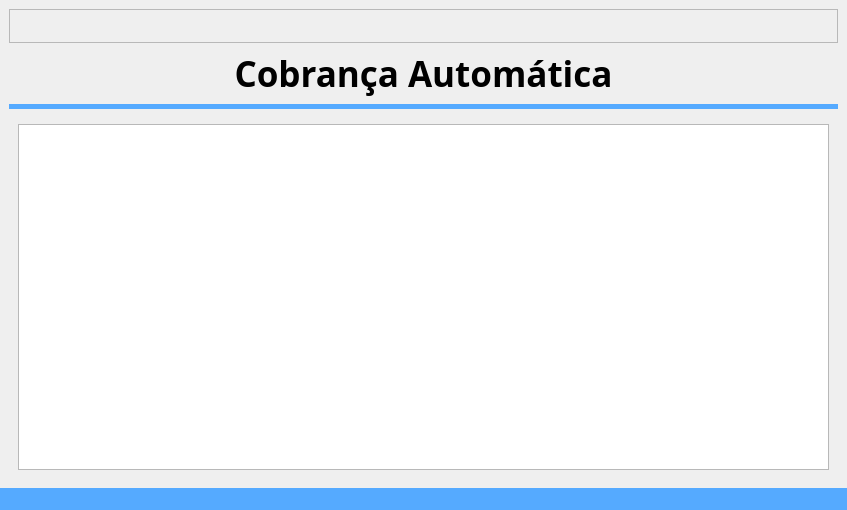
Before: the Qt Designer form code/src/ui/window_cobranca.ui in Sl3nc/Email_Debt, drawn with Qt 5.
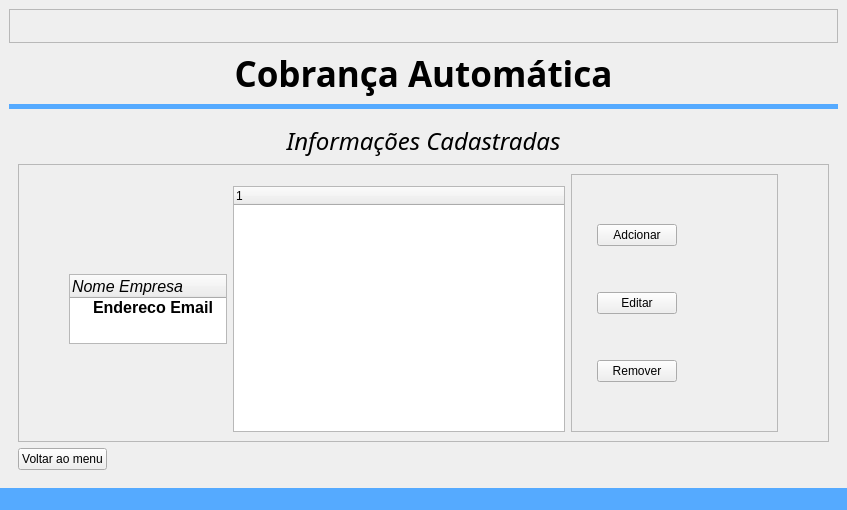
After: the same form once the commit is applied. The open tabs and pages were chosen to show the change. Icons and pictures are not drawn.

Diff of the .ui file:
```diff
--- a/code/src/ui/window_cobranca.ui
+++ b/code/src/ui/window_cobranca.ui
@@ -628,11 +628,139 @@
       </widget>
       <widget class="QWidget" name="page_4">
        <layout class="QGridLayout" name="gridLayout_12">
-        <item row="0" column="0">
-         <widget class="QTreeView" name="treeView">
-          <property name="animated">
-           <bool>false</bool>
+        <item row="6" column="0">
+         <widget class="QPushButton" name="pushButton_4">
+          <property name="sizePolicy">
+           <sizepolicy hsizetype="Maximum" vsizetype="Fixed">
+            <horstretch>0</horstretch>
+            <verstretch>0</verstretch>
+           </sizepolicy>
           </property>
+          <property name="text">
+           <string>Voltar ao menu</string>
+          </property>
+         </widget>
+        </item>
+        <item row="0" column="0" colspan="2">
+         <widget class="QLabel" name="label_cadastros_title">
+          <property name="font">
+           <font>
+            <family>Tw Cen MT</family>
+            <pointsize>18</pointsize>
+            <italic>true</italic>
+            <underline>false</underline>
+           </font>
+          </property>
+          <property name="text">
+           <string>Informações Cadastradas</string>
+          </property>
+          <property name="alignment">
+           <set>Qt::AlignmentFlag::AlignCenter</set>
+          </property>
+         </widget>
+        </item>
+        <item row="3" column="0" colspan="2">
+         <widget class="QFrame" name="frame_6">
+          <property name="frameShape">
+           <enum>QFrame::Shape::StyledPanel</enum>
+          </property>
+          <property name="frameShadow">
+           <enum>QFrame::Shadow::Raised</enum>
+          </property>
+          <layout class="QGridLayout" name="gridLayout_13">
+           <property name="leftMargin">
+            <number>50</number>
+           </property>
+           <property name="rightMargin">
+            <number>50</number>
+           </property>
+           <item row="0" column="2" rowspan="3">
+            <widget class="QFrame" name="frame_5">
+             <property name="frameShape">
+              <enum>QFrame::Shape::StyledPanel</enum>
+             </property>
+             <property name="frameShadow">
+              <enum>QFrame::Shadow::Raised</enum>
+             </property>
+             <layout class="QVBoxLayout" name="verticalLayout">
+              <property name="leftMargin">
+               <number>25</number>
+              </property>
+              <property name="rightMargin">
+               <number>100</number>
+              </property>
+              <item>
+               <widget class="QPushButton" name="pushButton_cadastro_adcionar">
+                <property name="text">
+                 <string>Adcionar</string>
+                </property>
+               </widget>
+              </item>
+              <item>
+               <widget class="QPushButton" name="pushButton_cadastro_editar">
+                <property name="text">
+                 <string>Editar</string>
+                </property>
+               </widget>
+              </item>
+              <item>
+               <widget class="QPushButton" name="pushButton_cadastro_remover">
+                <property name="text">
+                 <string>Remover</string>
+                </property>
+               </widget>
+              </item>
+             </layout>
+            </widget>
+           </item>
+           <item row="2" column="0">
+            <widget class="QTreeWidget" name="treeWidget_cadastros_title">
+             <property name="sizePolicy">
+              <sizepolicy hsizetype="Maximum" vsizetype="Maximum">
+               <horstretch>0</horstretch>
+               <verstretch>0</verstretch>
+              </sizepolicy>
+             </property>
+             <property name="sizeAdjustPolicy">
+              <enum>QAbstractScrollArea::SizeAdjustPolicy::AdjustToContents</enum>
+             </property>
+             <column>
+              <property name="text">
+               <string>Nome Empresa</string>
+              </property>
+              <property name="font">
+               <font>
+                <pointsize>12</pointsize>
+                <italic>true</italic>
+               </font>
+              </property>
+             </column>
+             <item>
+              <property name="text">
+               <string>Endereco Email</string>
+              </property>
+              <property name="font">
+               <font>
+                <pointsize>12</pointsize>
+                <bold>true</bold>
+               </font>
+              </property>
+              <property name="background">
+               <brush brushstyle="NoBrush">
+                <color alpha="255">
+                 <red>0</red>
+                 <green>0</green>
+                 <blue>0</blue>
+                </color>
+               </brush>
+              </property>
+             </item>
+            </widget>
+           </item>
+           <item row="2" column="1">
+            <widget class="QTreeWidget" name="treeWidget"/>
+           </item>
+          </layout>
          </widget>
         </item>
        </layout>
```
Left out of the diff: 144 changed lines with no effect on the pictures.
